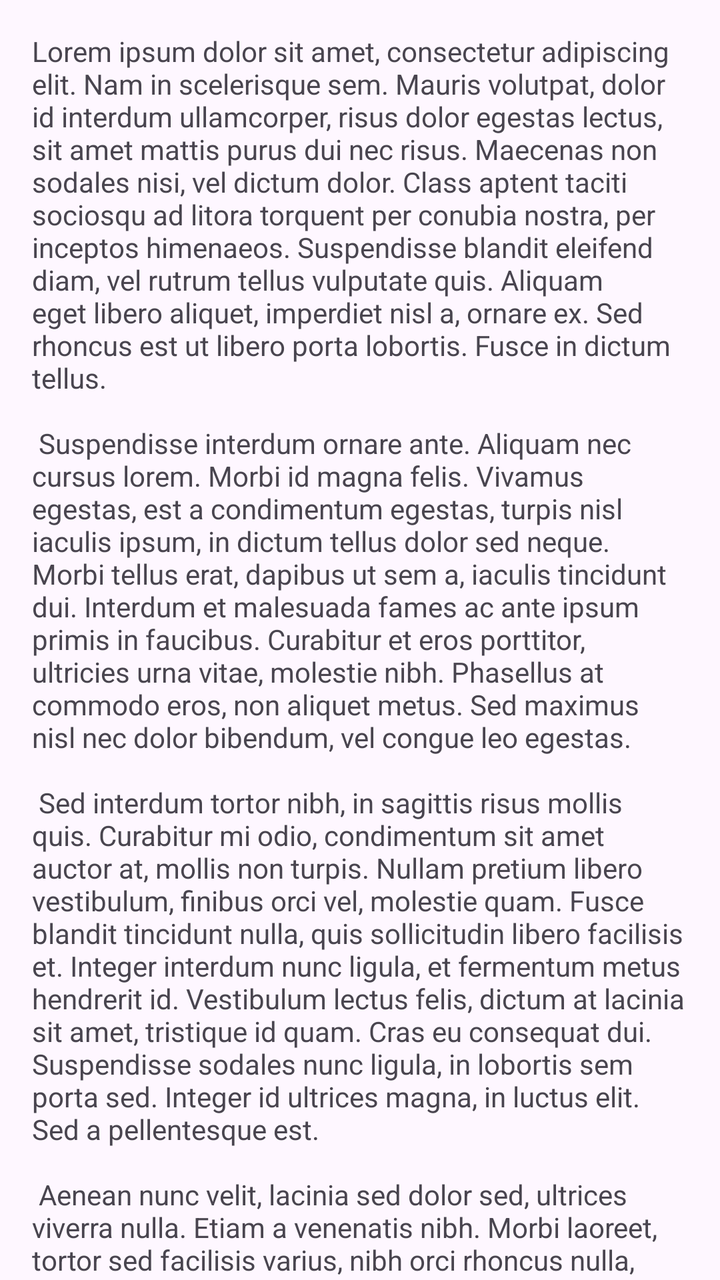
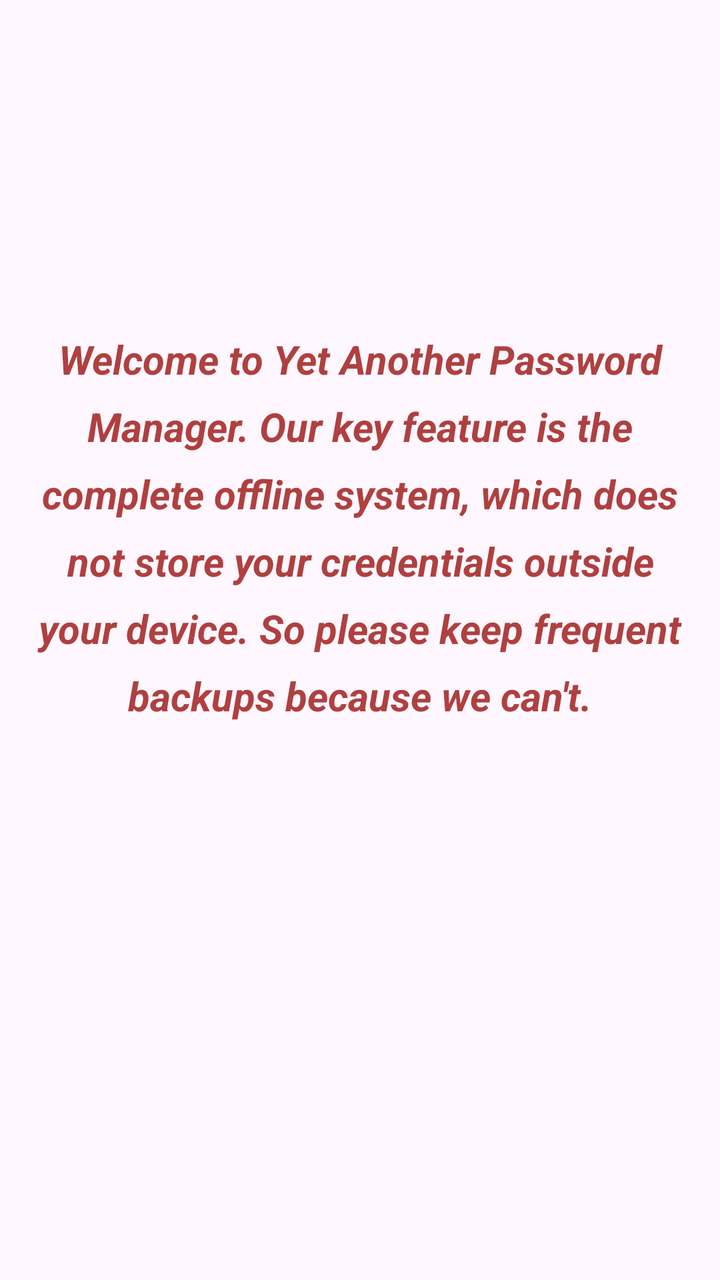

The first picture is an Android layout as it rendered before a commit; the second is the same layout after the commit. The layout source and the unified diff follow.
<!-- AndroidManifest.xml: application theme Theme.YAPM -->
<!-- res/layout/fragment_first.xml -->
<?xml version="1.0" encoding="utf-8"?>
<androidx.core.widget.NestedScrollView xmlns:android="http://schemas.android.com/apk/res/android"
    xmlns:app="http://schemas.android.com/apk/res-auto"
    xmlns:tools="http://schemas.android.com/tools"
    android:layout_width="match_parent"
    android:layout_height="match_parent"
    tools:context=".FirstFragment">

    <androidx.constraintlayout.widget.ConstraintLayout
        android:layout_width="match_parent"
        android:layout_height="match_parent"
        android:padding="16dp">

        <TextView
            android:id="@+id/textview_first"
            android:layout_width="wrap_content"
            android:layout_height="wrap_content"
            android:text="@string/lorem_ipsum"
            app:layout_constraintBottom_toBottomOf="parent"
            app:layout_constraintEnd_toEndOf="parent"
            app:layout_constraintStart_toStartOf="parent" />
    </androidx.constraintlayout.widget.ConstraintLayout>
</androidx.core.widget.NestedScrollView>
<!-- resources referenced by this layout -->
<resources>
  <string name="lorem_ipsum">
          Lorem ipsum dolor sit amet, consectetur adipiscing elit. Nam in scelerisque sem. Mauris
          volutpat, dolor id interdum ullamcorper, risus dolor egestas lectus, sit amet mattis purus
          dui nec risus. Maecenas non sodales nisi, vel dictum dolor. Class aptent taciti sociosqu ad
          litora torquent per conubia nostra, per inceptos himenaeos. Suspendisse blandit eleifend
          diam, vel rutrum tellus vulputate quis. Aliquam eget libero aliquet, imperdiet nisl a,
          ornare ex. Sed rhoncus est ut libero porta lobortis. Fusce in dictum tellus.\n\n
          Suspendisse interdum ornare ante. Aliquam nec cursus lorem. Morbi id magna felis. Vivamus
          egestas, est a condimentum egestas, turpis nisl iaculis ipsum, in dictum tellus dolor sed
          neque. Morbi tellus erat, dapibus ut sem a, iaculis tincidunt dui. Interdum et malesuada
          fames ac ante ipsum primis in faucibus. Curabitur et eros porttitor, ultricies urna vitae,
          molestie nibh. Phasellus at commodo eros, non aliquet metus. Sed maximus nisl nec dolor
          bibendum, vel congue leo egestas.\n\n
          Sed interdum tortor nibh, in sagittis risus mollis quis. Curabitur mi odio, condimentum sit
          amet auctor at, mollis non turpis. Nullam pretium libero vestibulum, finibus orci vel,
          molestie quam. Fusce blandit tincidunt nulla, quis sollicitudin libero facilisis et. Integer
          interdum nunc ligula, et fermentum metus hendrerit id. Vestibulum lectus felis, dictum at
          lacinia sit amet, tristique id quam. Cras eu consequat dui. Suspendisse sodales nunc ligula,
          in lobortis sem porta sed. Integer id ultrices magna, in luctus elit. Sed a pellentesque
          est.\n\n
          Aenean nunc velit, lacinia sed dolor sed, ultrices viverra nulla. Etiam a venenatis nibh.
          Morbi laoreet, tortor sed facilisis varius, nibh orci rhoncus nulla, id elementum leo dui
          non lorem. Nam mollis ipsum quis auctor varius. Quisque elementum eu libero sed commodo. In
          eros nisl, imperdiet vel imperdiet et, scelerisque a mauris. Pellentesque varius ex nunc,
          quis imperdiet eros placerat ac. Duis finibus orci et est auctor tincidunt. Sed non viverra
          ipsum. Nunc quis augue egestas, cursus lorem at, molestie sem. Morbi a consectetur ipsum, a
          placerat diam. Etiam vulputate dignissim convallis. Integer faucibus mauris sit amet finibus
          convallis.\n\n
          Phasellus in aliquet mi. Pellentesque habitant morbi tristique senectus et netus et
          malesuada fames ac turpis egestas. In volutpat arcu ut felis sagittis, in finibus massa
          gravida. Pellentesque id tellus orci. Integer dictum, lorem sed efficitur ullamcorper,
          libero justo consectetur ipsum, in mollis nisl ex sed nisl. Donec maximus ullamcorper
          sodales. Praesent bibendum rhoncus tellus nec feugiat. In a ornare nulla. Donec rhoncus
          libero vel nunc consequat, quis tincidunt nisl eleifend. Cras bibendum enim a justo luctus
          vestibulum. Fusce dictum libero quis erat maximus, vitae volutpat diam dignissim.
      </string>
  <style name="Theme.YAPM" parent="Base.Theme.YAPM" />
  <style name="Base.Theme.YAPM" parent="Theme.Material3.DayNight.NoActionBar">
          
          
      </style>
</resources>

<!-- the commit's change to res/layout/fragment_first.xml (unified diff, before → after) -->
@@ -15,9 +15,21 @@
             android:id="@+id/textview_first"
             android:layout_width="wrap_content"
             android:layout_height="wrap_content"
-            android:text="@string/lorem_ipsum"
+            android:layout_marginStart="50dp"
+            android:layout_marginTop="150dp"
+            android:layout_marginEnd="50dp"
+            android:layout_marginBottom="1500dp"
+            android:lineSpacingExtra="10sp"
+            android:scaleX="1"
+            android:scaleY="1"
+            android:text="@string/Welcome"
+            android:textAlignment="center"
+            android:textColor="#AF4040"
+            android:textSize="20sp"
+            android:textStyle="bold|italic"
             app:layout_constraintBottom_toBottomOf="parent"
             app:layout_constraintEnd_toEndOf="parent"
-            app:layout_constraintStart_toStartOf="parent" />
+            app:layout_constraintStart_toStartOf="parent"
+            app:layout_constraintTop_toTopOf="parent" />
     </androidx.constraintlayout.widget.ConstraintLayout>
 </androidx.core.widget.NestedScrollView>
<!-- resource entries referenced after the edit -->
@@ -1,41 +1,7 @@
 <!-- resources referenced by this layout -->
 <resources>
-  <string name="lorem_ipsum">
-          Lorem ipsum dolor sit amet, consectetur adipiscing elit. Nam in scelerisque sem. Mauris
-          volutpat, dolor id interdum ullamcorper, risus dolor egestas lectus, sit amet mattis purus
-          dui nec risus. Maecenas non sodales nisi, vel dictum dolor. Class aptent taciti sociosqu ad
-          litora torquent per conubia nostra, per inceptos himenaeos. Suspendisse blandit eleifend
-          diam, vel rutrum tellus vulputate quis. Aliquam eget libero aliquet, imperdiet nisl a,
-          ornare ex. Sed rhoncus est ut libero porta lobortis. Fusce in dictum tellus.\n\n
-          Suspendisse interdum ornare ante. Aliquam nec cursus lorem. Morbi id magna felis. Vivamus
-          egestas, est a condimentum egestas, turpis nisl iaculis ipsum, in dictum tellus dolor sed
-          neque. Morbi tellus erat, dapibus ut sem a, iaculis tincidunt dui. Interdum et malesuada
-          fames ac ante ipsum primis in faucibus. Curabitur et eros porttitor, ultricies urna vitae,
-          molestie nibh. Phasellus at commodo eros, non aliquet metus. Sed maximus nisl nec dolor
-          bibendum, vel congue leo egestas.\n\n
-          Sed interdum tortor nibh, in sagittis risus mollis quis. Curabitur mi odio, condimentum sit
-          amet auctor at, mollis non turpis. Nullam pretium libero vestibulum, finibus orci vel,
-          molestie quam. Fusce blandit tincidunt nulla, quis sollicitudin libero facilisis et. Integer
-          interdum nunc ligula, et fermentum metus hendrerit id. Vestibulum lectus felis, dictum at
-          lacinia sit amet, tristique id quam. Cras eu consequat dui. Suspendisse sodales nunc ligula,
-          in lobortis sem porta sed. Integer id ultrices magna, in luctus elit. Sed a pellentesque
-          est.\n\n
-          Aenean nunc velit, lacinia sed dolor sed, ultrices viverra nulla. Etiam a venenatis nibh.
-          Morbi laoreet, tortor sed facilisis varius, nibh orci rhoncus nulla, id elementum leo dui
-          non lorem. Nam mollis ipsum quis auctor varius. Quisque elementum eu libero sed commodo. In
-          eros nisl, imperdiet vel imperdiet et, scelerisque a mauris. Pellentesque varius ex nunc,
-          quis imperdiet eros placerat ac. Duis finibus orci et est auctor tincidunt. Sed non viverra
-          ipsum. Nunc quis augue egestas, cursus lorem at, molestie sem. Morbi a consectetur ipsum, a
-          placerat diam. Etiam vulputate dignissim convallis. Integer faucibus mauris sit amet finibus
-          convallis.\n\n
-          Phasellus in aliquet mi. Pellentesque habitant morbi tristique senectus et netus et
-          malesuada fames ac turpis egestas. In volutpat arcu ut felis sagittis, in finibus massa
-          gravida. Pellentesque id tellus orci. Integer dictum, lorem sed efficitur ullamcorper,
-          libero justo consectetur ipsum, in mollis nisl ex sed nisl. Donec maximus ullamcorper
-          sodales. Praesent bibendum rhoncus tellus nec feugiat. In a ornare nulla. Donec rhoncus
-          libero vel nunc consequat, quis tincidunt nisl eleifend. Cras bibendum enim a justo luctus
-          vestibulum. Fusce dictum libero quis erat maximus, vitae volutpat diam dignissim.
-      </string>
+  <string name="Welcome">
+      Welcome to Yet Another Password Manager. Our key feature is the complete offline system, which does not store your credentials outside your device. So please keep frequent backups because we can\'t. </string>
   <style name="Theme.YAPM" parent="Base.Theme.YAPM" />
   <style name="Base.Theme.YAPM" parent="Theme.Material3.DayNight.NoActionBar">
           
